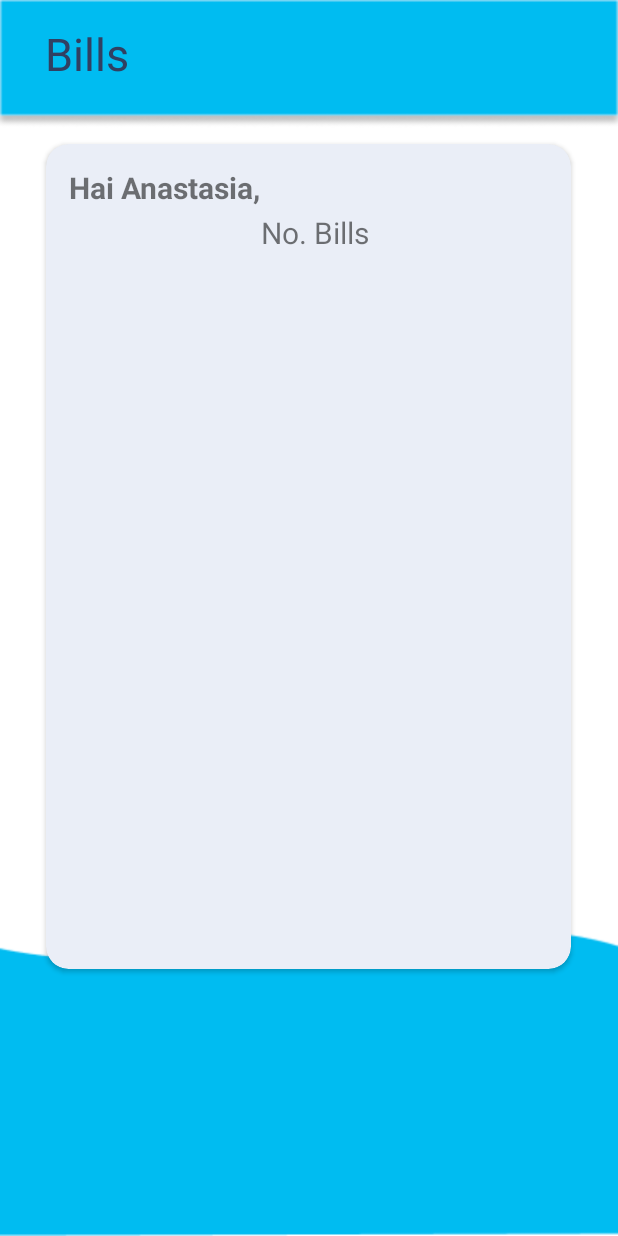
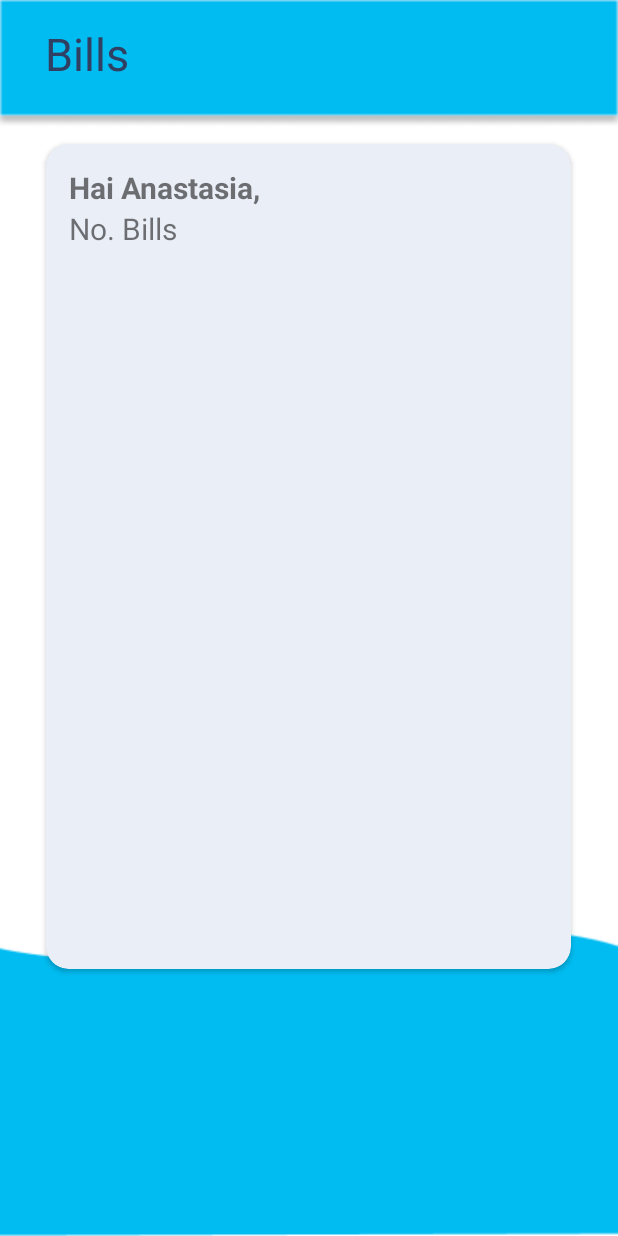
Before and after one commit to ISMutia/MemberAreaInovindo, an Android app: the BillActivity screen opened directly, with no data from a screen before it, on a phone screen of 412 x 824 dp. Run offline under Robolectric (Android 15) with nearby library versions, the phone set to English and light mode, and no system bars.

```diff
--- a/app/src/main/res/layout/activity_bill.xml
+++ b/app/src/main/res/layout/activity_bill.xml
@@ -31,7 +31,8 @@
 
         <LinearLayout
             android:layout_width="match_parent"
-            android:layout_height="match_parent">
+            android:layout_height="match_parent"
+            android:orientation="vertical">
 
             <TextView
                 android:id="@+id/txtNama"
@@ -47,10 +48,10 @@
                 android:id="@+id/txtNoBill"
                 android:layout_width="wrap_content"
                 android:layout_height="wrap_content"
-                android:layout_marginTop="45dp"
                 android:text="No. Bills"
                 android:textSize="20sp"
-                android:textStyle="normal" />
+                android:textStyle="normal"
+                android:layout_marginLeft="15dp"/>
 
         </LinearLayout>
 
--- a/app/src/main/res/layout/activity_list_order.xml
+++ b/app/src/main/res/layout/activity_list_order.xml
@@ -20,7 +20,7 @@
 
     <androidx.recyclerview.widget.RecyclerView
         android:id="@+id/rvlistorder"
-        android:layout_width="wrap_content"
+        android:layout_width="match_parent"
         android:layout_height="wrap_content"
         android:layout_below="@id/txtlistorder"
         android:layout_centerHorizontal="true"
--- a/app/src/main/res/layout/list_order.xml
+++ b/app/src/main/res/layout/list_order.xml
@@ -32,9 +32,6 @@
                         android:layout_marginBottom="23dp"
                         android:text="#13we"
                         android:textSize="18sp" />
-
-
-
             </LinearLayout>
         </androidx.cardview.widget.CardView>
     </LinearLayout>
```
